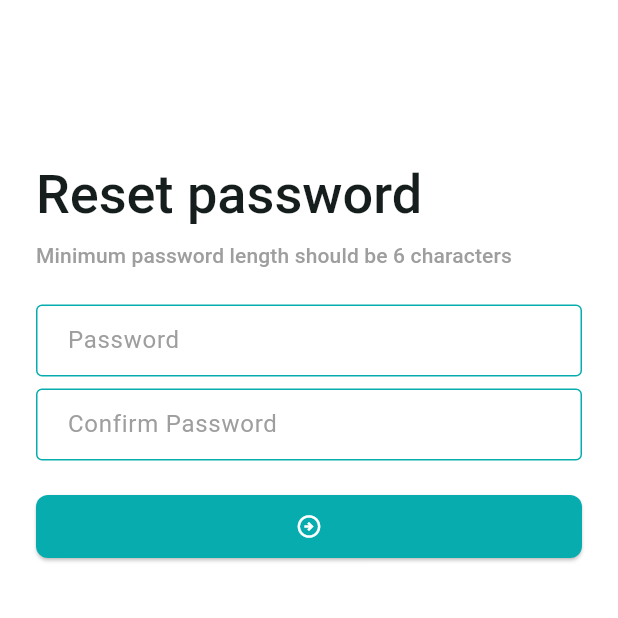
After one commit to PoramaChowdhury/project, a Flutter app: the ResetPasswordScreen screen opened directly, on a phone screen of 412 x 824 dp, the top half of it. The commit adds this screen. Run offline on Flutter 3.47's test engine with Material 3 defaults, Android fonts, the phone set to English and light mode, and no system bars; our stand-ins replace flutter_svg, get, pin_code_fields.

Commit message:
basic auth done without updateprofile

```diff
--- a/lib/app/app.dart
+++ b/lib/app/app.dart
@@ -3,6 +3,8 @@ import 'package:get/get.dart';
 import 'package:project/app/app_theme_data.dart';
 import 'package:project/app/controler_binder.dart';
 import 'package:project/features/auth/ui/screens/complete_profile_screen.dart';
+import 'package:project/features/auth/ui/screens/forget_pass_otp_screen.dart';
+import 'package:project/features/auth/ui/screens/forget_pass_phone_screen.dart';
 import 'package:project/features/auth/ui/screens/otp_verification_screen.dart';
 import 'package:project/features/auth/ui/screens/phone_verification_screen.dart';
 import 'package:project/features/auth/ui/screens/sign_in_screen.dart';
@@ -37,6 +39,10 @@ class _ProjectState extends State<Project> {
             widget =  CompleteProfileScreen(phoneNumber: phoneNumber);
           }else if (settings.name == SignInScreen.name) {
             widget = const SignInScreen();
+          }else if (settings.name == ForgetPassPhoneScreen.name) {
+            widget = const ForgetPassPhoneScreen();
+          }else if (settings.name == ForgetPassOtpScreen.name) {
+            widget = const ForgetPassOtpScreen();
           }
 
           return MaterialPageRoute(builder: (ctx) {
--- a/lib/features/auth/ui/screens/complete_profile_screen.dart
+++ b/lib/features/auth/ui/screens/complete_profile_screen.dart
@@ -29,7 +29,6 @@ class _CompleteProfileScreenState extends State<CompleteProfileScreen> {
   void initState() {
     super.initState();
 
-    // If the phone number is passed, set it in the mobile text controller
     if (widget.phoneNumber != null) {
       _mobileTEController.text = widget.phoneNumber!;
     }
--- a/lib/features/auth/ui/screens/otp_verification_screen.dart
+++ b/lib/features/auth/ui/screens/otp_verification_screen.dart
@@ -59,7 +59,7 @@ class _OtpVerificationScreenState extends State<OtpVerificationScreen> {
                   style: Theme.of(context).textTheme.titleLarge,
                 ),
                 Text(
-                  'A 4 Digit OTP Cod has been Sent',
+                  'A 4 Digit OTP Code has been Sent',
                   style: Theme.of(context).textTheme.bodyLarge?.copyWith(
                     color: Colors.grey,
                   ),
--- /dev/null
+++ b/lib/features/auth/ui/screens/reset_password_screen.dart
@@ -0,0 +1,101 @@
+import 'package:flutter/material.dart';
+import 'package:get/get.dart';
+import 'package:project/features/auth/ui/screens/sign_in_screen.dart';
+
+class ResetPasswordScreen extends StatefulWidget {
+  const ResetPasswordScreen({super.key});
+
+  static const String name = '/reset-password-screen';
+
+  @override
+  State<ResetPasswordScreen> createState() => _ResetPasswordScreenState();
+}
+
+class _ResetPasswordScreenState extends State<ResetPasswordScreen> {
+  final TextEditingController _passwordTEController = TextEditingController();
+  final TextEditingController _confirmPasswordTEController =
+  TextEditingController();
+  final GlobalKey<FormState> _formKey = GlobalKey<FormState>();
+  @override
+  Widget build(BuildContext context) {
+    TextTheme textTheme = Theme.of(context).textTheme;
+    return Scaffold(
+      body: SingleChildScrollView(
+          child: Padding(
+            padding: const EdgeInsets.all(24.0),
+            child: Column(
+              mainAxisAlignment: MainAxisAlignment.start,
+              crossAxisAlignment: CrossAxisAlignment.start,
+              children: [
+                const SizedBox(height: 84),
+                Text(
+                  'Reset password',
+                  style: textTheme.displaySmall?.copyWith(
+                    fontWeight: FontWeight.w500,
+                  ),
+                ),
+                const SizedBox(height: 8),
+                Text(
+                  'Minimum password length should be 6 characters',
+                  style: textTheme.titleSmall?.copyWith(color: Colors.grey),
+                ),
+                const SizedBox(height: 23),
+                _buildForm(),
+                const SizedBox(height: 47),
+              ],
+            ),
+          ),
+        ),
+      );
+  }
+  Widget _buildForm() {
+    return Form(
+      key: _formKey,
+      child: Column(
+        children: [
+          TextFormField(
+            autovalidateMode: AutovalidateMode.onUserInteraction,
+            controller: _passwordTEController,
+            obscureText: true,
+            decoration: const InputDecoration(hintText: 'Password'),
+            validator: (String? value) {
+              if (value?.trim().isEmpty ?? true) {
+                return 'Enter your password';
+              }
+              if (value!.length < 6) {
+                return 'Password must be at least 6 characters';
+              }
+              return null;
+            },
+          ),
+          const SizedBox(height: 8),
+          TextFormField(
+            autovalidateMode: AutovalidateMode.onUserInteraction,
+            controller: _confirmPasswordTEController,
+            obscureText: true,
+            decoration: const InputDecoration(hintText: 'Confirm Password'),
+            validator: (String? value) {
+              if (value?.trim().isEmpty ?? true) {
+                return 'Confirm your password';
+              }
+              if (value != _passwordTEController.text) {
+                return 'Passwords do not match';
+              }
+              return null;
+            },
+          ),
+          const SizedBox(height: 20),
+          ElevatedButton(
+            onPressed:(){
+              Get.offAll(() => const SignInScreen(),
+                opaque: false,
+              );
+            },
+            child: const Icon(Icons.arrow_circle_right_outlined),
+          ),
+        ],
+      ),
+    );
+  }
+
+}
--- a/lib/features/auth/ui/screens/splash_screen.dart
+++ b/lib/features/auth/ui/screens/splash_screen.dart
@@ -1,11 +1,10 @@
-
-
 import 'package:flutter/material.dart';
 import 'package:project/features/auth/ui/screens/phone_verification_screen.dart';
 import 'package:project/features/auth/ui/widgets/app_logo_widget.dart';
 
 class SplashScreen extends StatefulWidget {
   static const String name = '/';
+
   const SplashScreen({super.key});
 
   @override
@@ -13,7 +12,6 @@ class SplashScreen extends StatefulWidget {
 }
 
 class _SplashScreenState extends State<SplashScreen> {
-
   @override
   void initState() {
     super.initState();
```
Also changed, not shown: lib/features/auth/ui/screens/forget_pass_otp_screen.dart (+139 -0 lines), lib/features/auth/ui/screens/forget_pass_phone_screen.dart (+85 -0 lines), lib/features/auth/ui/screens/sign_in_screen.dart (+60 -24 lines), lib/features/auth/ui/screens/reset_pass_screen.dart (deleted).
